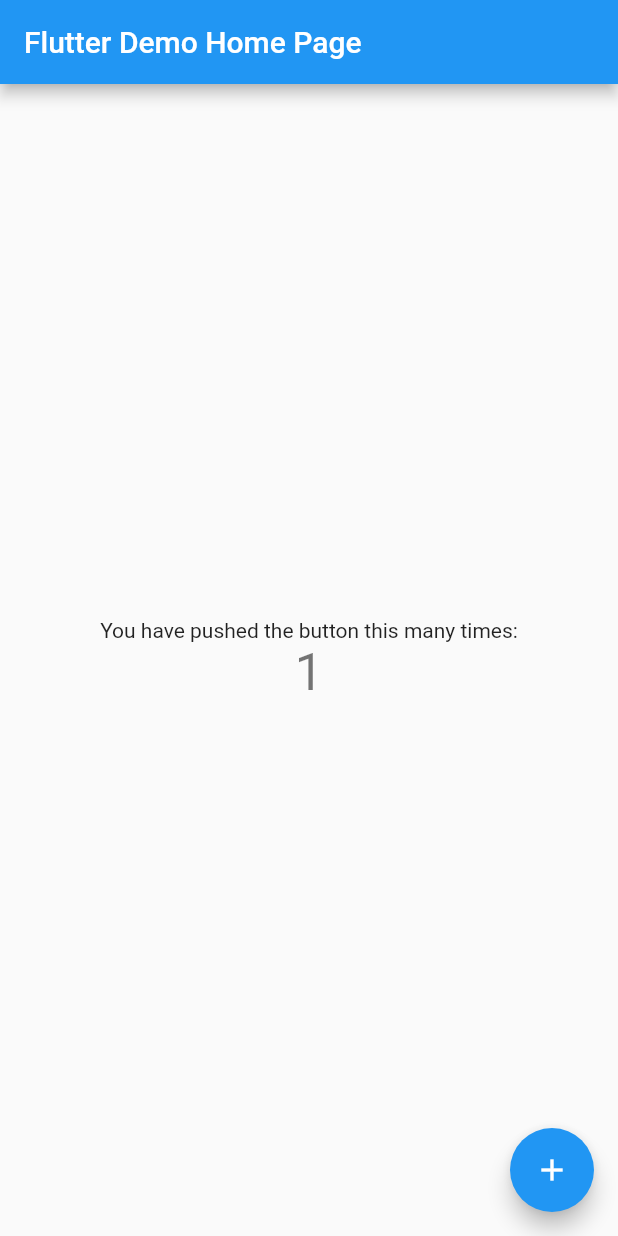
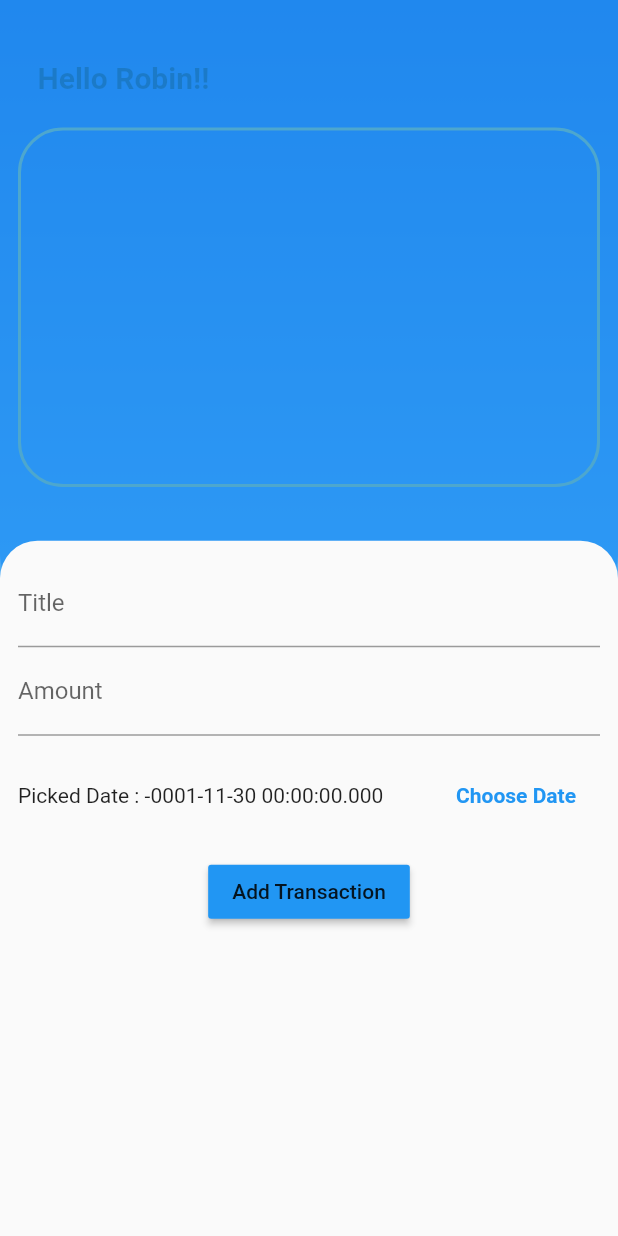
Before and after one commit to suvakanta1808/expenses-tracker, a Flutter app: the screen it shows after launch, after a tap on the "add" icon, on a phone screen of 412 x 824 dp. Run offline on Flutter 3.47's test engine with Material 2 defaults, Android fonts, the phone set to English and light mode, and no system bars; drawn by our look-alikes of velocity_x.

Commit message:
basic UI and provider setup

```diff
--- a/lib/main.dart
+++ b/lib/main.dart
@@ -1,3 +1,4 @@
+import 'package:expenses_tracker/screens/home_screen.dart';
 import 'package:flutter/material.dart';
 
 void main() {
@@ -5,109 +6,14 @@ void main() {
 }
 
 class MyApp extends StatelessWidget {
-  // This widget is the root of your application.
   @override
   Widget build(BuildContext context) {
     return MaterialApp(
       title: 'Flutter Demo',
       theme: ThemeData(
-        // This is the theme of your application.
-        //
-        // Try running your application with "flutter run". You'll see the
-        // application has a blue toolbar. Then, without quitting the app, try
-        // changing the primarySwatch below to Colors.green and then invoke
-        // "hot reload" (press "r" in the console where you ran "flutter run",
-        // or simply save your changes to "hot reload" in a Flutter IDE).
-        // Notice that the counter didn't reset back to zero; the application
-        // is not restarted.
         primarySwatch: Colors.blue,
       ),
-      home: MyHomePage(title: 'Flutter Demo Home Page'),
+      home: HomeScreen(),
     );
   }
 }
-
-class MyHomePage extends StatefulWidget {
-  MyHomePage({Key? key, required this.title}) : super(key: key);
-
-  // This widget is the home page of your application. It is stateful, meaning
-  // that it has a State object (defined below) that contains fields that affect
-  // how it looks.
-
-  // This class is the configuration for the state. It holds the values (in this
-  // case the title) provided by the parent (in this case the App widget) and
-  // used by the build method of the State. Fields in a Widget subclass are
-  // always marked "final".
-
-  final String title;
-
-  @override
-  _MyHomePageState createState() => _MyHomePageState();
-}
-
-class _MyHomePageState extends State<MyHomePage> {
-  int _counter = 0;
-
-  void _incrementCounter() {
-    setState(() {
-      // This call to setState tells the Flutter framework that something has
-      // changed in this State, which causes it to rerun the build method below
-      // so that the display can reflect the updated values. If we changed
-      // _counter without calling setState(), then the build method would not be
-      // called again, and so nothing would appear to happen.
-      _counter++;
-    });
-  }
-
-  @override
-  Widget build(BuildContext context) {
-    // This method is rerun every time setState is called, for instance as done
-    // by the _incrementCounter method above.
-    //
-    // The Flutter framework has been optimized to make rerunning build methods
-    // fast, so that you can just rebuild anything that needs updating rather
-    // than having to individually change instances of widgets.
-    return Scaffold(
-      appBar: AppBar(
-        // Here we take the value from the MyHomePage object that was created by
-        // the App.build method, and use it to set our appbar title.
-        title: Text(widget.title),
-      ),
-      body: Center(
-        // Center is a layout widget. It takes a single child and positions it
-        // in the middle of the parent.
-        child: Column(
-          // Column is also a layout widget. It takes a list of children and
-          // arranges them vertically. By default, it sizes itself to fit its
-          // children horizontally, and tries to be as tall as its parent.
-          //
-          // Invoke "debug painting" (press "p" in the console, choose the
-          // "Toggle Debug Paint" action from the Flutter Inspector in Android
-          // Studio, or the "Toggle Debug Paint" command in Visual Studio Code)
-          // to see the wireframe for each widget.
-          //
-          // Column has various properties to control how it sizes itself and
-          // how it positions its children. Here we use mainAxisAlignment to
-          // center the children vertically; the main axis here is the vertical
-          // axis because Columns are vertical (the cross axis would be
-          // horizontal).
-          mainAxisAlignment: MainAxisAlignment.center,
-          children: <Widget>[
-            Text(
-              'You have pushed the button this many times:',
-            ),
-            Text(
-              '$_counter',
-              style: Theme.of(context).textTheme.headline4,
-            ),
-          ],
-        ),
-      ),
-      floatingActionButton: FloatingActionButton(
-        onPressed: _incrementCounter,
-        tooltip: 'Increment',
-        child: Icon(Icons.add),
-      ), // This trailing comma makes auto-formatting nicer for build methods.
-    );
-  }
-}
--- /dev/null
+++ b/lib/models/expense.dart
@@ -0,0 +1,13 @@
+class Expense {
+  final String title;
+  final String description;
+  final DateTime date;
+  final double amount;
+
+  Expense({
+    required this.title,
+    required this.description,
+    required this.date,
+    required this.amount,
+  });
+}
--- /dev/null
+++ b/lib/providers/expenses.dart
@@ -0,0 +1,15 @@
+import 'package:expenses_tracker/models/expense.dart';
+import 'package:flutter/cupertino.dart';
+
+class Expenses with ChangeNotifier {
+  List<Expense> _expensesList = [];
+
+  List<Expense> get expenses {
+    return [..._expensesList];
+  }
+
+  void addToExpensesList(Expense exp) {
+    _expensesList.add(exp);
+    notifyListeners();
+  }
+}
--- /dev/null
+++ b/lib/screens/home_screen.dart
@@ -0,0 +1,63 @@
+import 'package:expenses_tracker/widgets/chart.dart';
+import 'package:flutter/material.dart';
+import 'package:velocity_x/velocity_x.dart';
+import '../widgets/form.dart';
+
+class HomeScreen extends StatefulWidget {
+  @override
+  _HomeScreenState createState() => _HomeScreenState();
+}
+
+class _HomeScreenState extends State<HomeScreen> {
+  @override
+  Widget build(BuildContext context) {
+    return Scaffold(
+        body: [
+          [
+            'Hello Robin!!'
+                .text
+                .size(20)
+                .bold
+                .make()
+                .pOnly(top: 40, left: 25, bottom: 10),
+            Chart()
+                .p24()
+                .box
+                .roundedLg
+                .border(width: 2, color: Colors.yellow)
+                .make()
+                .p12()
+                .wFull(context)
+                .h32(context),
+          ]
+              .vStack(crossAlignment: CrossAxisAlignment.start)
+              .box
+              .customRounded(BorderRadius.only(
+                bottomLeft: Radius.circular(25),
+                bottomRight: Radius.circular(25),
+              ))
+              .linearGradient([Vx.blue700, Vx.blue400],
+                  begin: Alignment.topCenter, end: Alignment.bottomCenter)
+              .make()
+              .p0()
+              .h48(context)
+              .wFull(context),
+        ].vStack().box.make().hFull(context).wFull(context),
+        floatingActionButton: FloatingActionButton(
+          onPressed: () {
+            showModalBottomSheet(
+              barrierColor: Colors.blue.withOpacity(0.8),
+              context: context,
+              builder: (ctx) => CollecingForm(),
+              shape: RoundedRectangleBorder(
+                borderRadius: BorderRadius.only(
+                  topLeft: Radius.circular(25),
+                  topRight: Radius.circular(25),
+                ),
+              ),
+            );
+          },
+          child: Icon(Icons.add),
+        ));
+  }
+}
--- /dev/null
+++ b/lib/widgets/chart.dart
@@ -0,0 +1,16 @@
+import 'package:flutter/cupertino.dart';
+import 'package:flutter/material.dart';
+
+class Chart extends StatefulWidget {
+  const Chart({Key? key}) : super(key: key);
+
+  @override
+  _ChartState createState() => _ChartState();
+}
+
+class _ChartState extends State<Chart> {
+  @override
+  Widget build(BuildContext context) {
+    return Container();
+  }
+}
--- /dev/null
+++ b/lib/widgets/expense_list_item.dart
@@ -0,0 +1,30 @@
+import 'package:flutter/material.dart';
+import 'package:velocity_x/velocity_x.dart';
+
+class ExpenseListItem extends StatelessWidget {
+  final String title;
+  final String description;
+  final double amount;
+
+  ExpenseListItem({
+    required this.title,
+    required this.description,
+    required this.amount,
+  });
+
+  @override
+  Widget build(BuildContext context) {
+    return [
+      Icon(Icons.food_bank).p12(),
+      [title.text.size(15).make().p4(), description.text.size(11).make().p4()]
+          .vStack(crossAlignment: CrossAxisAlignment.start)
+          .box
+          .make()
+          .w60(context),
+      '-\$$amount'.text.makeCentered().box.alignCenter.make().w10(context),
+    ].hStack().p12().card.make().pSymmetric(
+          h: 4,
+          v: 12,
+        );
+  }
+}
--- /dev/null
+++ b/lib/widgets/form.dart
@@ -0,0 +1,101 @@
+import 'package:expenses_tracker/models/expense.dart';
+import 'package:expenses_tracker/providers/expenses.dart';
+import 'package:flutter/material.dart';
+import 'package:provider/provider.dart';
+import 'package:velocity_x/velocity_x.dart';
+
+class CollecingForm extends StatefulWidget {
+  @override
+  _CollecingFormState createState() => _CollecingFormState();
+}
+
+class _CollecingFormState extends State<CollecingForm> {
+  final _titleController = TextEditingController();
+
+  final _amountController = TextEditingController();
+
+  DateTime _selectedDate = DateTime(0, 0, 0, 0);
+
+  void _dataSubmit(BuildContext ctx) {
+    if (_amountController.text == null) {
+      return;
+    }
+    final enteredTitle = _titleController.text;
+    final enteredAmount = double.parse(_amountController.text);
+
+    if (enteredTitle.isEmpty || enteredAmount <= 0) {
+      return;
+    }
+
+    var exp = new Expense(
+      title: enteredTitle,
+      description: 'desc',
+      date: _selectedDate,
+      amount: enteredAmount,
+    );
+
+    Provider.of<Expenses>(ctx, listen: false).addToExpensesList(exp);
+
+    Navigator.of(context).pop();
+  }
+
+  void _presentDatePicker() {
+    showDatePicker(
+      context: context,
+      initialDate: DateTime.now(),
+      firstDate: DateTime(2019),
+      lastDate: DateTime.now(),
+    ).then((pickedDate) {
+      if (pickedDate == null) {
+        return;
+      }
+      setState(() {
+        _selectedDate = pickedDate;
+      });
+    });
+  }
+
+  @override
+  Widget build(BuildContext context) {
+    return [
+      TextField(
+        decoration: InputDecoration(labelText: 'Title'),
+        controller: _titleController,
+        onSubmitted: (_) => _dataSubmit(context),
+        // onChanged: (val) => titleInput = val,
+      ),
+      TextField(
+        decoration: InputDecoration(labelText: 'Amount'),
+        controller: _amountController,
+        keyboardType: TextInputType.number,
+        onSubmitted: (_) => _dataSubmit(context),
+        // onChanged: (val) => amountInput = val,
+      ),
+      Container(
+        height: 80,
+        child: Row(
+          children: <Widget>[
+            Expanded(
+              child: Text(_selectedDate == null
+                  ? 'No Date Chosen!'
+                  : 'Picked Date : $_selectedDate'),
+            ),
+            FlatButton(
+              textColor: Theme.of(context).primaryColor,
+              onPressed: _presentDatePicker,
+              child: Text(
+                'Choose Date',
+                style: TextStyle(fontWeight: FontWeight.bold),
+              ),
+            ),
+          ],
+        ),
+      ),
+      RaisedButton(
+        child: Text('Add Transaction'),
+        onPressed: () => _dataSubmit(context),
+        color: Theme.of(context).primaryColor,
+      ),
+    ].vStack().p12().box.make().h60(context).wFull(context);
+  }
+}
--- a/pubspec.yaml
+++ b/pubspec.yaml
@@ -28,6 +28,9 @@ dependencies:
   # The following adds the Cupertino Icons font to your application.
   # Use with the CupertinoIcons class for iOS style icons.
   cupertino_icons: ^1.0.2
+  provider: ^6.0.0
+  velocity_x: ^3.3.0
+  shared_preferences: ^2.0.7
 
 dev_dependencies:
   flutter_test:
```
Also changed, not shown: lib/widgets/expenses_list.dart (added, +24 -0 lines), pubspec.lock.
